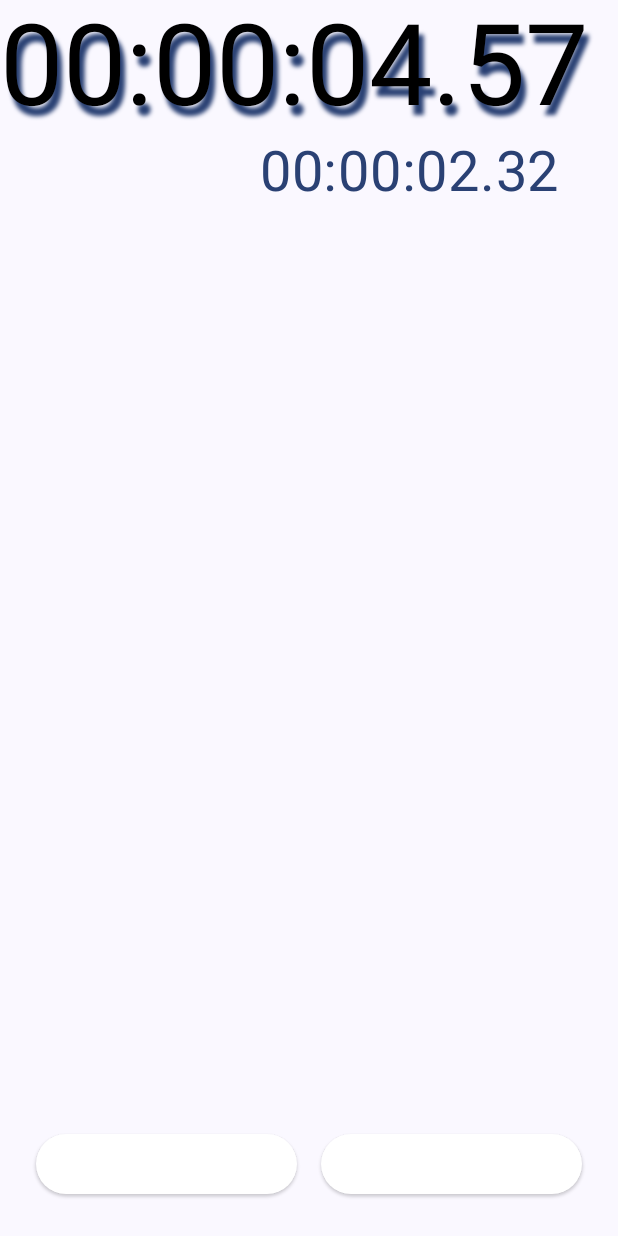
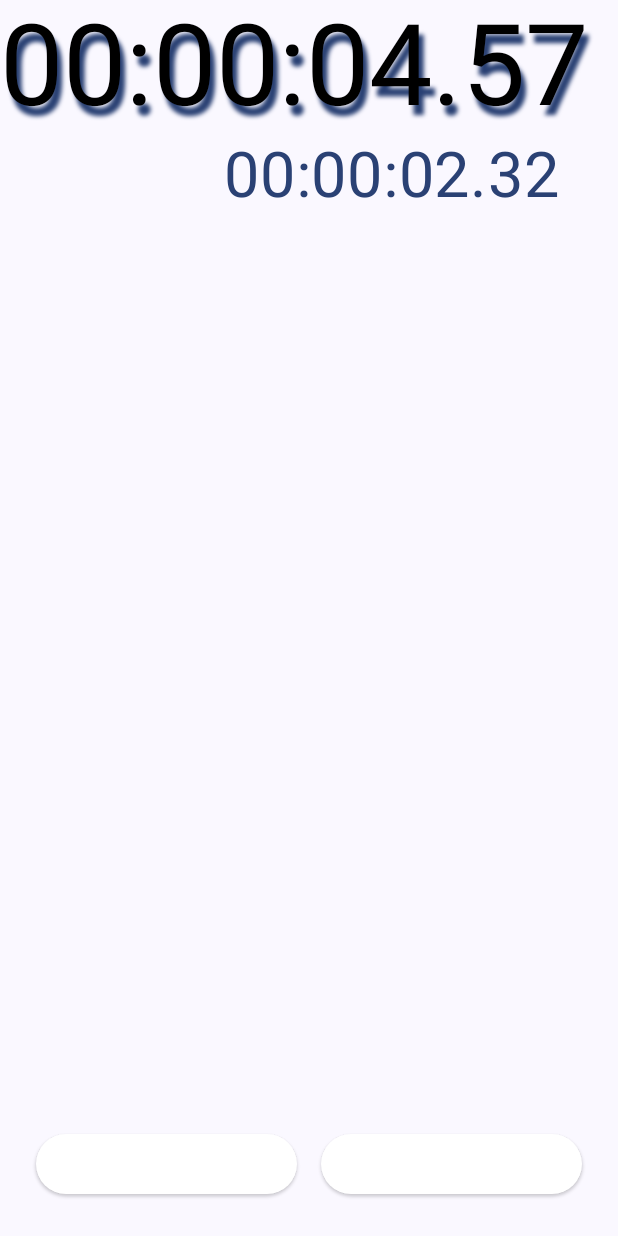
Before and after one commit to scottbiggs/biggsstopwatch3, an Android app built with Jetpack Compose: the screen it shows after launch (MainActivity), after a tap on "SPLIT", on a phone screen of 412 x 824 dp. Run offline under Robolectric (Android 15) with nearby library versions, the light colour scheme and no system bars; 1 other tap on this screen came first.

Commit message:
fixed problem of split time font being weird sizes

```diff
--- a/app/src/main/java/com/sleepfuriously/biggsstopwatch3/MainActivity.kt
+++ b/app/src/main/java/com/sleepfuriously/biggsstopwatch3/MainActivity.kt
@@ -62,7 +62,7 @@ import com.sleepfuriously.biggsstopwatch3.ui.theme.BiggsStopwatch3Theme
 // Should be a constant, but need to get it from strings.xml
 lateinit var testString : String
 
-var current_fontsize = 0.sp
+var current_fontsize = 0.sp     // todo:  this is not used any more
 
 
 //-------------------------
@@ -177,8 +177,8 @@ fun MainDisplay(mainViewModel : MainViewModel) {
         ) {
             Row(
                 horizontalArrangement = Arrangement.SpaceBetween,
-//                horizontalArrangement = Arrangement.SpaceEvenly,
-                modifier = Modifier.fillMaxWidth()
+                modifier = Modifier
+                    .fillMaxWidth()
             ) {
                 // Start Button
                 Column {
@@ -262,7 +262,7 @@ fun MainDisplay(mainViewModel : MainViewModel) {
                 (stopwatchState.value == SPLIT_STOPPED_STATE)) {
                 Text(
                     splitString,
-                    fontSize = (current_fontsize / 2),
+                    fontSize = 42.sp,
                     textAlign = TextAlign.End,
                     color = MaterialTheme.colorScheme.primary,
                     modifier = Modifier
@@ -271,8 +271,7 @@ fun MainDisplay(mainViewModel : MainViewModel) {
                 )
             }
 
-
-        }
+        } // column for timer displays
 
     }
 
```
